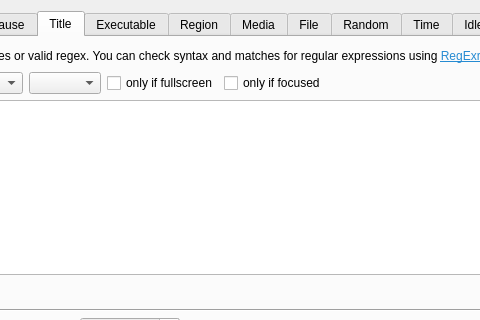
Above: forms/advanced-scene-switcher.ui from WarmUpTill/SceneSwitcher before the change; both pictures show x 177 to 657 and y 0 to 320 of the 1100 by 600 pixel window. Below: the same form after it.
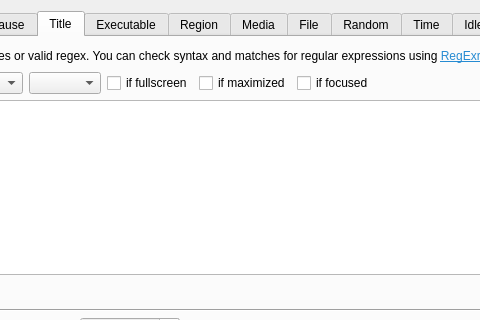
That is the form after the change. The open tabs and pages were chosen to show the change. Icons and pictures are not drawn.

Commit message: add option to switch if window is maximized to title tab

The edit to the form file:
```diff
--- a/forms/advanced-scene-switcher.ui
+++ b/forms/advanced-scene-switcher.ui
@@ -1246,14 +1246,21 @@
          <item>
           <widget class="QCheckBox" name="fullscreenCheckBox">
            <property name="text">
-            <string>only if fullscreen</string>
+            <string>if fullscreen</string>
+           </property>
+          </widget>
+         </item>
+         <item>
+          <widget class="QCheckBox" name="maximizedCheckBox">
+           <property name="text">
+            <string>if maximized</string>
            </property>
           </widget>
          </item>
          <item>
           <widget class="QCheckBox" name="focusCheckBox">
            <property name="text">
-            <string>only if focused</string>
+            <string>if focused</string>
            </property>
           </widget>
          </item>
```
The commit also changes 6 other files.
